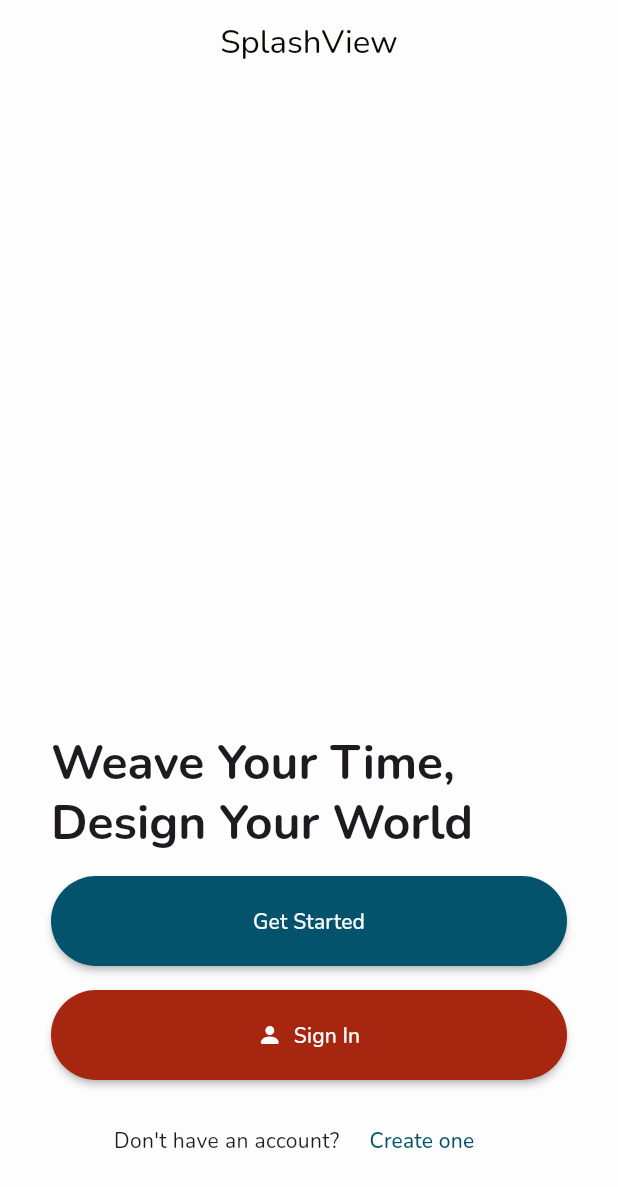
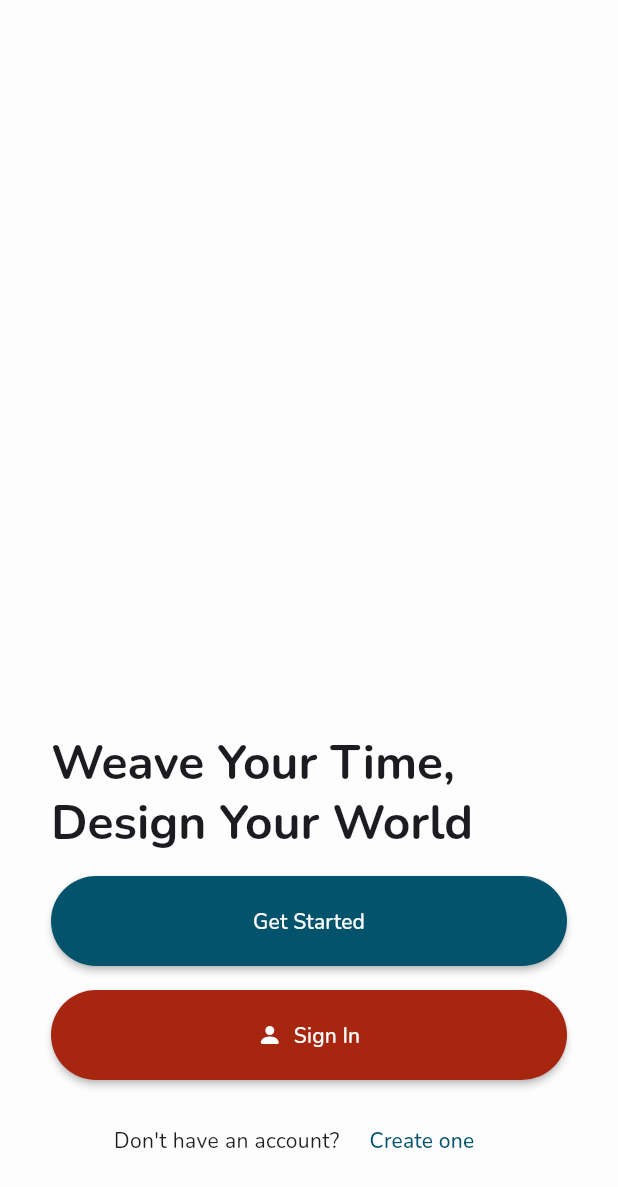
Before and after one commit to amka/nanoplan-ng, a Flutter app: the screen it shows after launch, on a phone screen of 412 x 824 dp. Shown: the top 1187 px of the screen. Run offline on Flutter 3.47's test engine with Material 3 defaults, Android fonts, the light colour scheme and no system bars; our stand-ins replace bootstrap_icons, get, google_fonts.

Commit message:
Remove appBar from splash

```diff
--- a/lib/app/modules/splash/views/splash_view.dart
+++ b/lib/app/modules/splash/views/splash_view.dart
@@ -14,10 +14,6 @@ class SplashView extends GetView<SplashController> {
   Widget build(BuildContext context) {
     return SafeArea(
       child: Scaffold(
-        appBar: AppBar(
-          title: const Text('SplashView'),
-          centerTitle: true,
-        ),
         body: SizedBox(
           width: double.infinity,
           child: Column(
```
